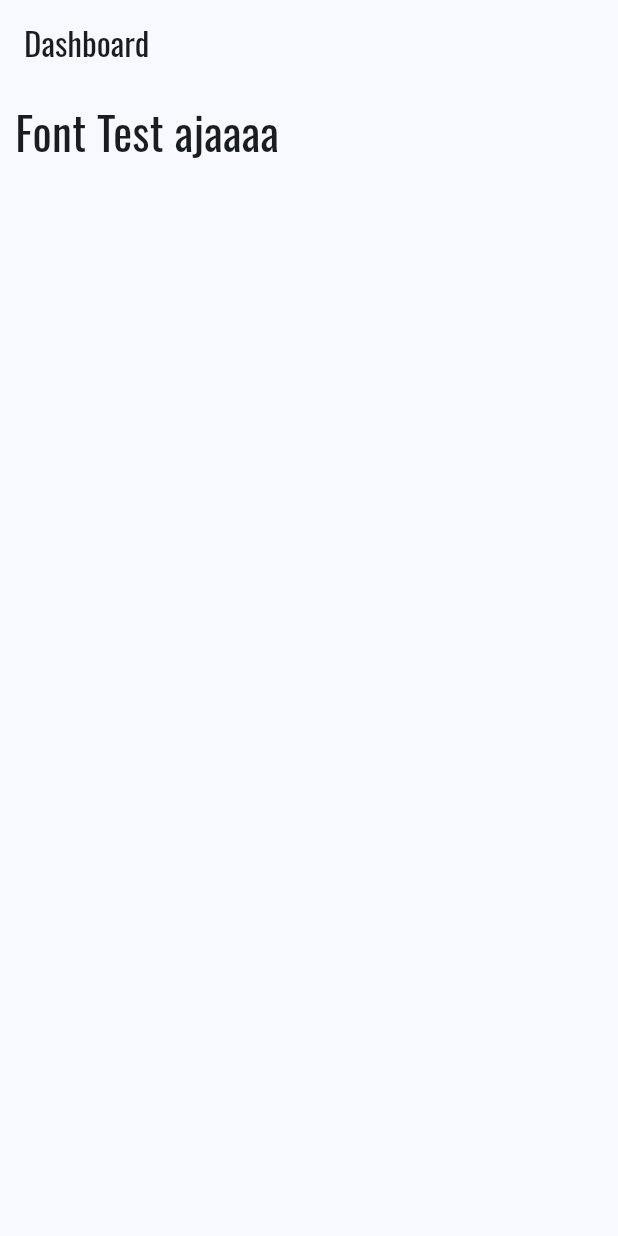
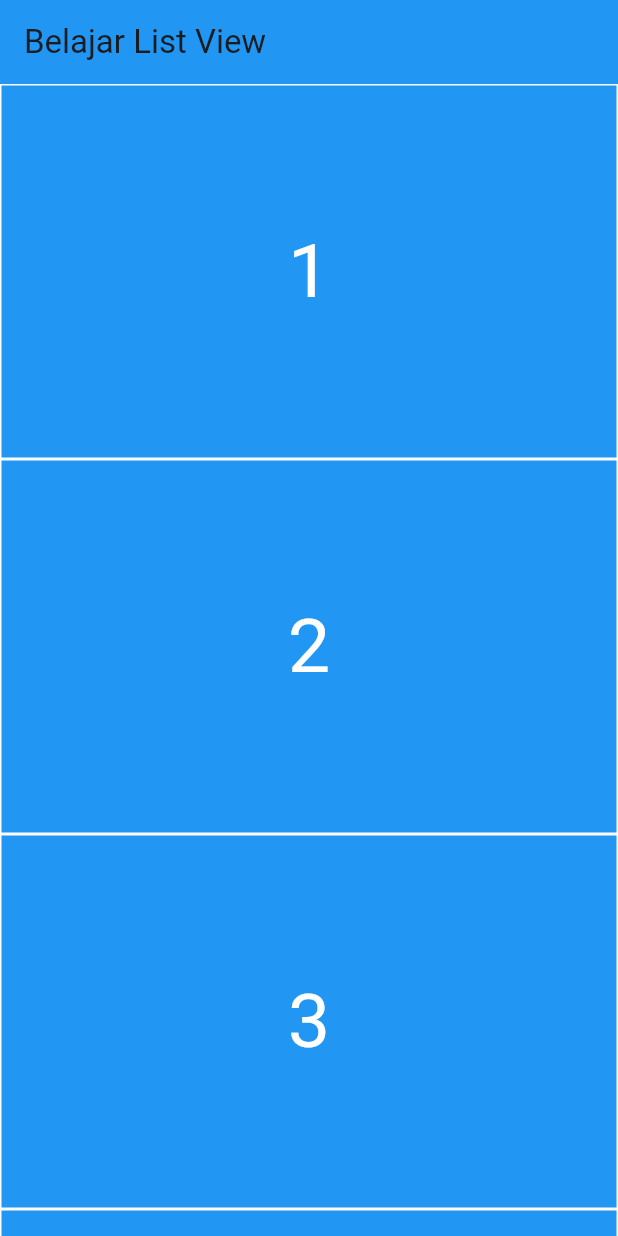
Before and after one commit to IntegerMaxx/belajar-flutter, a Flutter app: the screen it shows after launch, on a phone screen of 412 x 824 dp. Run offline on Flutter 3.47's test engine with Material 3 defaults, Android fonts, the phone set to English and light mode, and no system bars.

Commit message:
belajar font, list view, move screen

```diff
--- /dev/null
+++ b/devtools_options.yaml
@@ -0,0 +1,3 @@
+description: This file stores settings for Dart & Flutter DevTools.
+documentation: https://docs.flutter.dev/tools/devtools/extensions#configure-extension-enablement-states
+extensions:
--- a/lib/fontTest.dart
+++ b/lib/fontTest.dart
@@ -1,8 +1,8 @@
 import 'package:flutter/material.dart';
 
-void main() {
-  runApp(MyApp());
-}
+// void main() {
+//   runApp(MyApp());
+// }
 
 class MyApp extends StatelessWidget {
   const MyApp({super.key});
--- /dev/null
+++ b/lib/listView.dart
@@ -0,0 +1,256 @@
+import 'package:flutter/material.dart';
+
+void main(List<String> args) {
+  runApp(const MyApp());
+}
+
+class MyApp extends StatelessWidget {
+  const MyApp({super.key});
+
+  @override
+  Widget build(BuildContext context) {
+    return MaterialApp(
+      title: 'Belajar List View',
+      theme: ThemeData(
+        colorScheme: ColorScheme.fromSeed(seedColor: Colors.blue),
+        useMaterial3: true,
+      ),
+      home: (ListViewTest()),
+    );
+  }
+}
+
+class ListViewTest extends StatelessWidget {
+  const ListViewTest({super.key});
+
+  @override
+  Widget build(BuildContext context) {
+    return Scaffold(
+      appBar: AppBar(
+        title: Text('Belajar List View'),
+        backgroundColor: Colors.blue,
+      ),
+      body: ListView(
+        children: <Widget>[
+          Container(
+            height: 250,
+            decoration: BoxDecoration(
+                color: Colors.blue, border: Border.all(color: Colors.white)),
+            child: const Center(
+              child: Text(
+                '1',
+                style: TextStyle(fontSize: 50, color: Colors.white),
+              ),
+            ),
+          ),
+          Container(
+            height: 250,
+            decoration: BoxDecoration(
+                color: Colors.blue, border: Border.all(color: Colors.white)),
+            child: const Center(
+              child: Text(
+                '2',
+                style: TextStyle(fontSize: 50, color: Colors.white),
+              ),
+            ),
+          ),
+          Container(
+            height: 250,
+            decoration: BoxDecoration(
+                color: Colors.blue, border: Border.all(color: Colors.white)),
+            child: const Center(
+              child: Text(
+                '3',
+                style: TextStyle(fontSize: 50, color: Colors.white),
+              ),
+            ),
+          ),
+          Container(
+            height: 250,
+            decoration: BoxDecoration(
+                color: Colors.blue, border: Border.all(color: Colors.white)),
+            child: const Center(
+              child: Text(
+                '4',
+                style: TextStyle(fontSize: 50, color: Colors.white),
+              ),
+            ),
+          ),
+          Container(
+            height: 250,
+            decoration: BoxDecoration(
+                color: Colors.blue, border: Border.all(color: Colors.white)),
+            child: const Center(
+              child: Text(
+                '5',
+                style: TextStyle(fontSize: 50, color: Colors.white),
+              ),
+            ),
+          ),
+          Container(
+            height: 250,
+            decoration: BoxDecoration(
+                color: Colors.blue, border: Border.all(color: Colors.white)),
+            child: Center(
+                child: ElevatedButton(
+                    onPressed: () {
+                      // navigasi ke layar kedua
+                      Navigator.push(
+                        context,
+                        MaterialPageRoute(
+                            builder: (context) => const DisplayNumberList()),
+                      );
+                    },
+                    child: const Text('Go to list view number'))),
+          ),
+          Container(
+            height: 250,
+            decoration: BoxDecoration(
+                color: Colors.blue, border: Border.all(color: Colors.white)),
+            child: Center(
+                child: ElevatedButton(
+                    onPressed: () {
+                      // navigasi ke layar kedua
+                      Navigator.push(
+                        context,
+                        MaterialPageRoute(
+                            builder: (context) =>
+                                const DisplayListViewBuilder()),
+                      );
+                    },
+                    child: const Text('Display List View Builder'))),
+          ),
+          Container(
+            height: 250,
+            decoration: BoxDecoration(
+                color: Colors.blue, border: Border.all(color: Colors.white)),
+            child: Center(
+                child: ElevatedButton(
+                    onPressed: () {
+                      // navigasi ke layar kedua
+                      Navigator.push(
+                        context,
+                        MaterialPageRoute(
+                            builder: (context) =>
+                                const DisplayListViewSeparated()),
+                      );
+                    },
+                    child: const Text('Display List View Separated'))),
+          ),
+        ],
+      ),
+    );
+  }
+}
+
+/*
+PENJELASAN: jadi ListView itu seperti column atau row
+yang bis kita taruh pada body suatu widget pada contoh diatas
+kita mnaruhnya pada bodynya scaffold. Di dalam ListView kita
+bisa memuat banyak children
+
+*/
+
+class DisplayNumberList extends StatelessWidget {
+  const DisplayNumberList({super.key});
+
+  final List<int> numberList = const <int>[1, 2, 3, 4, 5, 6, 7, 8, 9, 10];
+
+  @override
+  Widget build(BuildContext context) {
+    return Scaffold(
+      appBar: AppBar(
+        title: const Text("List View Number"),
+        actions: const [],
+      ),
+      body: ListView(
+        children: numberList.map((number) {
+          return Container(
+            height: 250,
+            decoration: BoxDecoration(
+              color: Colors.blue,
+              border: Border.all(color: Colors.white),
+            ),
+            child: Center(
+              child: Text(
+                '$number', // Ditampilkan sesuai item
+                style: const TextStyle(fontSize: 50, color: Colors.white),
+              ),
+            ),
+          );
+        }).toList(),
+      ),
+    );
+  }
+}
+
+class DisplayListViewBuilder extends StatelessWidget {
+  const DisplayListViewBuilder({super.key});
+
+  final List<int> numberList = const <int>[1, 2, 3, 4, 5, 6, 7, 8, 9, 10];
+
+  @override
+  Widget build(BuildContext context) {
+    return Scaffold(
+        appBar: AppBar(
+          title: const Text("List View Builder"),
+          actions: const [],
+        ),
+        body: ListView.builder(
+            itemCount: numberList.length,
+            itemBuilder: (BuildContext context, int index) {
+              return Container(
+                height: 250,
+                decoration: BoxDecoration(
+                  color: Colors.white,
+                  border: Border.all(color: Colors.black),
+                ),
+                child: Center(
+                  child: Text(
+                    '${numberList[index]}',
+                    style: const TextStyle(fontSize: 50),
+                  ),
+                ),
+              );
+            }));
+  }
+}
+
+class DisplayListViewSeparated extends StatelessWidget {
+  const DisplayListViewSeparated({super.key});
+
+  final List<int> numberList = const <int>[1, 2, 3, 4, 5, 6, 7, 8, 9, 10];
+
+  @override
+  Widget build(BuildContext context) {
+    return Scaffold(
+        appBar: AppBar(
+          title: const Text("List View Separated"),
+          actions: const [],
+        ),
+        body: ListView.separated(
+            itemCount: numberList.length,
+            itemBuilder: (BuildContext context, int index) {
+              return Container(
+                height: 250,
+                decoration: BoxDecoration(
+                  color: Colors.white,
+                  border: Border.all(color: Colors.black),
+                ),
+                child: Center(
+                  child: Text(
+                    '${numberList[index]}',
+                    style: const TextStyle(fontSize: 50),
+                  ),
+                ),
+              );
+            },
+            separatorBuilder: (BuildContext context, int index) {
+              return const Divider();
+            }));
+  }
+}
+/*
+PENJELASAN: jadi dengan menggunakan ListView.separated setiap itemnya
+dipisahkan dengan separated atau pemisah.
+*/
```
